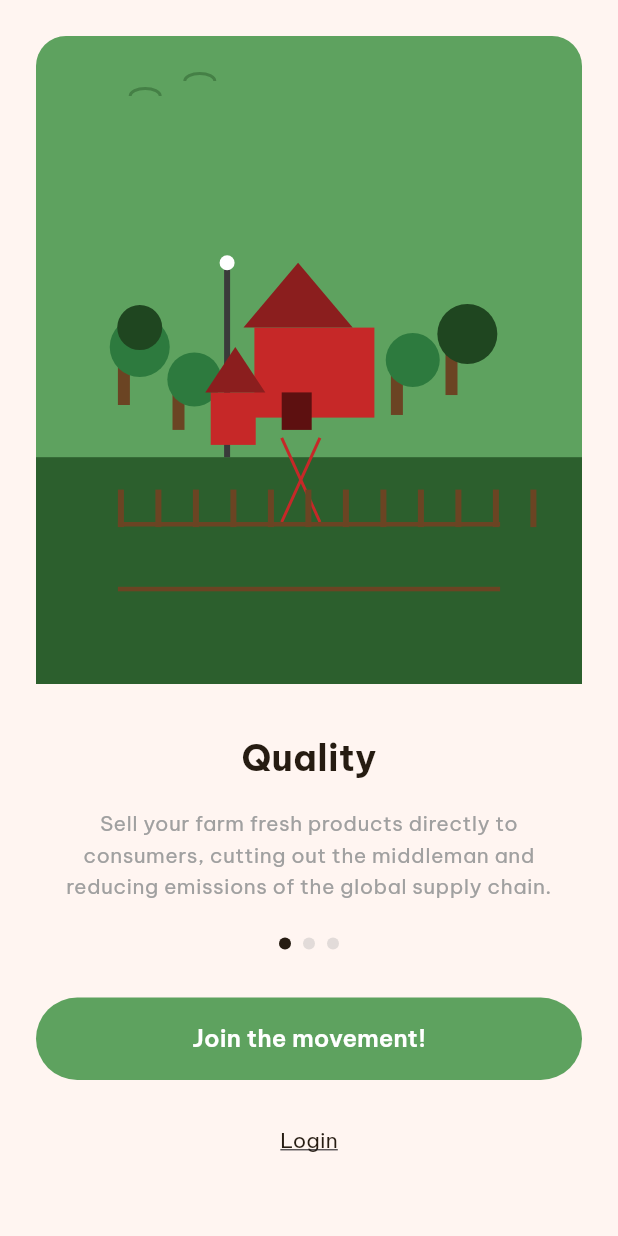
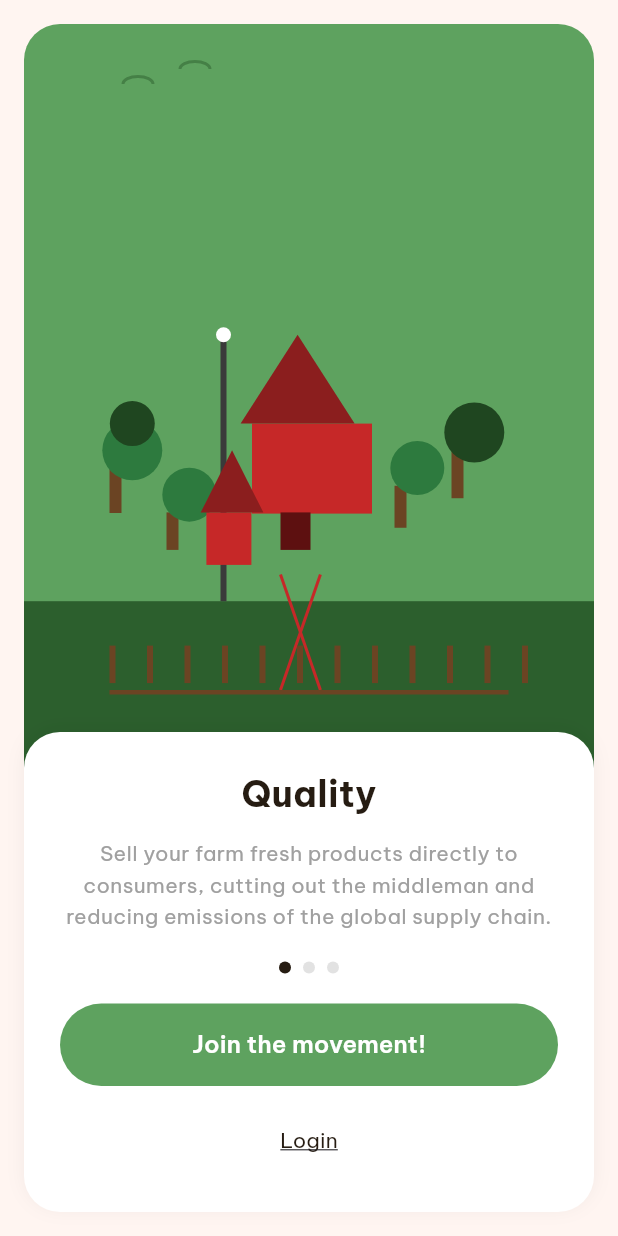
Before and after one commit to adeshpatel700-rgb/farmereats, a Flutter app: the screen it shows after launch, on a phone screen of 412 x 824 dp. Run offline on Flutter 3.47's test engine with Material 3 defaults, Android fonts, the phone set to English and light mode, and no system bars; our stand-ins replace google_fonts, image_picker, smooth_page_indicator.

Commit message:
Redesign onboarding with proper layout structure: top illustration section with colored background and bottom white content panel

```diff
--- a/lib/screens/onboarding_screen.dart
+++ b/lib/screens/onboarding_screen.dart
@@ -66,8 +66,11 @@ class _OnboardingScreenState extends State<OnboardingScreen> {
         child: PageView.builder(
           controller: _pageController,
           itemCount: _pages.length,
+          onPageChanged: (index) {
+            setState(() => _currentPage = index);
+          },
           itemBuilder: (context, index) {
-            return OnboardingPage(
+            return OnboardingItem(
               data: _pages[index],
               pageNumber: index + 1,
               currentPage: _currentPage,
@@ -94,7 +97,7 @@ class OnboardingData {
   });
 }
 
-class OnboardingPage extends StatelessWidget {
+class OnboardingItem extends StatelessWidget {
   final OnboardingData data;
   final int pageNumber;
   final int currentPage;
@@ -102,7 +105,7 @@ class OnboardingPage extends StatelessWidget {
   final VoidCallback onJoinPressed;
   final VoidCallback onLoginPressed;
 
-  const OnboardingPage({
+  const OnboardingItem({
     super.key,
     required this.data,
     required this.pageNumber,
@@ -114,23 +117,46 @@ class OnboardingPage extends StatelessWidget {
 
   @override
   Widget build(BuildContext context) {
-    return Padding(
-      padding: const EdgeInsets.all(24.0),
-      child: Column(
+    return Stack(
       children: [
-          // Illustration container with rounded corners
+        // Top illustration section with colored background
+        Column(
+          children: [
             Expanded(
-            flex: 6,
               child: Container(
                 width: double.infinity,
+                margin: const EdgeInsets.all(16),
                 decoration: BoxDecoration(
                   color: data.color,
-                borderRadius: BorderRadius.circular(20),
+                  borderRadius: BorderRadius.circular(24),
                 ),
                 child: Center(child: _buildIllustration()),
               ),
             ),
-          const SizedBox(height: 32),
+            const SizedBox(height: 200), // Space for bottom white container
+          ],
+        ),
+        // Bottom white rounded content panel (overlapping)
+        Positioned(
+          left: 16,
+          right: 16,
+          bottom: 16,
+          child: Container(
+            padding: const EdgeInsets.all(24),
+            decoration: BoxDecoration(
+              color: AppColors.white,
+              borderRadius: BorderRadius.circular(24),
+              boxShadow: [
+                BoxShadow(
+                  color: Colors.black.withOpacity(0.05),
+                  blurRadius: 10,
+                  offset: const Offset(0, -2),
+                ),
+              ],
+            ),
+            child: Column(
+              mainAxisSize: MainAxisSize.min,
+              children: [
                 // Title
                 Text(
                   data.title,
@@ -140,13 +166,12 @@ class OnboardingPage extends StatelessWidget {
                     color: AppColors.textDark,
                   ),
                 ),
-          const SizedBox(height: 16),
+                const SizedBox(height: 12),
                 // Description
-          Padding(
-            padding: const EdgeInsets.symmetric(horizontal: 16.0),
-            child: Text(
+                Text(
                   data.description,
                   textAlign: TextAlign.center,
+                  maxLines: 3,
                   style: GoogleFonts.beVietnamPro(
                     fontSize: 14,
                     fontWeight: FontWeight.w400,
@@ -154,9 +179,8 @@ class OnboardingPage extends StatelessWidget {
                     height: 1.5,
                   ),
                 ),
-          ),
-          const SizedBox(height: 24),
-          // Page indicators
+                const SizedBox(height: 20),
+                // Page indicator dots
                 Row(
                   mainAxisAlignment: MainAxisAlignment.center,
                   children: List.generate(
@@ -174,8 +198,8 @@ class OnboardingPage extends StatelessWidget {
                     ),
                   ),
                 ),
-          const SizedBox(height: 32),
-          // Join button
+                const SizedBox(height: 20),
+                // Primary button - Join the movement
                 SizedBox(
                   width: double.infinity,
                   child: ElevatedButton(
@@ -184,9 +208,7 @@ class OnboardingPage extends StatelessWidget {
                       backgroundColor: data.color,
                       foregroundColor: AppColors.white,
                       padding: const EdgeInsets.symmetric(vertical: 16),
-                shape: RoundedRectangleBorder(
-                  borderRadius: BorderRadius.circular(100),
-                ),
+                      shape: const StadiumBorder(),
                       elevation: 0,
                     ),
                     child: Text(
@@ -198,8 +220,8 @@ class OnboardingPage extends StatelessWidget {
                     ),
                   ),
                 ),
-          const SizedBox(height: 16),
-          // Login link
+                const SizedBox(height: 12),
+                // Login text button
                 TextButton(
                   onPressed: onLoginPressed,
                   child: Text(
@@ -212,9 +234,11 @@ class OnboardingPage extends StatelessWidget {
                     ),
                   ),
                 ),
-          const SizedBox(height: 16),
               ],
             ),
+          ),
+        ),
+      ],
     );
   }
 
```
Lines whose indentation alone changed are shown as unchanged.
